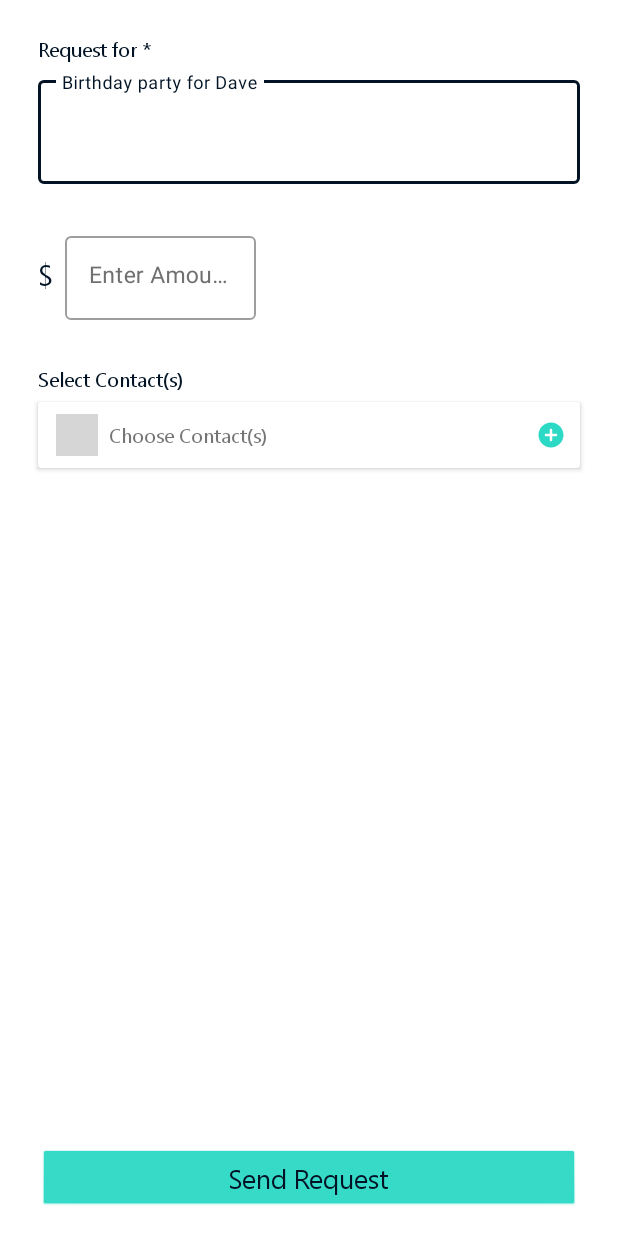
After one commit to elizabethadegbaju/QuikPay, an Android app: the fragment RequestPoolFragment shown on its own in the app's theme, on a phone screen of 412 x 824 dp. The commit adds this screen. Run offline under Robolectric (Android 15) with nearby library versions, the phone set to English and light mode, and no system bars; our stand-ins replace data binding; libraries missing offline, so code that uses them is left out: org.kodein.di; 5 statements that could not run were skipped; grey boxes are pictures that could not be loaded.

Commit message:
feat: Create "Pool" without participants selection
Signed-off-by: Elizabeth Adegbaju <adeotunadegbaju@gmail.com>

```diff
--- a/app/src/main/java/com/example/quikpay/GodActivity.kt
+++ b/app/src/main/java/com/example/quikpay/GodActivity.kt
@@ -25,6 +25,7 @@ import com.google.android.material.bottomnavigation.BottomNavigationView
 import com.google.android.material.navigation.NavigationView
 import kotlinx.android.synthetic.main.activity_god.*
 import kotlinx.android.synthetic.main.app_bar_god.view.*
+import kotlinx.android.synthetic.main.god_bottom_nav_view.view.*
 import org.kodein.di.KodeinAware
 import org.kodein.di.android.kodein
 import org.kodein.di.generic.instance
@@ -78,6 +79,7 @@ class GodActivity : AppCompatActivity(), ProgressListener, KodeinAware {
 
         val drawerLayout: DrawerLayout = binding.drawerLayout
         val navView: NavigationView = binding.navView
+        val bottomNavView = binding.root.bottom_nav_view
         val navController = findNavController(R.id.nav_host_fragment)
 
         appBarConfiguration = AppBarConfiguration(
@@ -88,7 +90,7 @@ class GodActivity : AppCompatActivity(), ProgressListener, KodeinAware {
 
         setupActionBarWithNavController(navController, appBarConfiguration)
         navView.setupWithNavController(navController)
-//        bottomNavView.setupWithNavController(navController)
+        bottomNavView.setupWithNavController(navController)
 //        bottomNavView.setOnNavigationItemSelectedListener(onNavigationItemSelectedListener)
     }
 
--- a/app/src/main/java/com/example/quikpay/QuikPayApplication.kt
+++ b/app/src/main/java/com/example/quikpay/QuikPayApplication.kt
@@ -2,12 +2,14 @@ package com.example.quikpay
 
 import android.app.Application
 import com.example.quikpay.data.repositories.GeneralRepository
+import com.example.quikpay.data.repositories.PoolRepository
 import com.example.quikpay.data.repositories.TransactionRepository
 import com.example.quikpay.data.repositories.UserRepository
 import com.example.quikpay.data.repositories.firebase.FirebaseSource
 import com.example.quikpay.ui.authentication.AuthViewModelFactory
 import com.example.quikpay.ui.editprofile.EditProfileViewModelFactory
 import com.example.quikpay.ui.home.HomeViewModelFactory
+import com.example.quikpay.ui.pool.PoolViewModelFactory
 import com.example.quikpay.ui.reportissue.ReportIssueViewModelFactory
 import org.kodein.di.Kodein
 import org.kodein.di.KodeinAware
@@ -35,11 +37,14 @@ class QuikPayApplication : Application(), KodeinAware {
         bind() from singleton { UserRepository(instance()) }
         bind() from singleton { GeneralRepository(instance()) }
         bind() from singleton { TransactionRepository(instance()) }
+        bind() from singleton { PoolRepository(instance()) }
+
         bind() from provider { AuthViewModelFactory(instance()) }
         bind() from provider { GodViewModelFactory(instance()) }
         bind() from provider { EditProfileViewModelFactory(instance()) }
         bind() from provider { ReportIssueViewModelFactory(instance()) }
         bind() from provider { HomeViewModelFactory(instance()) }
+        bind() from provider { PoolViewModelFactory(instance()) }
 
     }
 }
--- a/app/src/main/java/com/example/quikpay/ui/home/TransactionFragment.kt
+++ b/app/src/main/java/com/example/quikpay/ui/home/TransactionFragment.kt
@@ -20,7 +20,7 @@ import org.kodein.di.generic.instance
 
 
 /**
- * A fragment representing a list of Items.
+ * A fragment representing a list of transactions.
  */
 class TransactionFragment : Fragment(), KodeinAware {
 
--- /dev/null
+++ b/app/src/main/res/drawable/edit_text_state_colors_light.xml
@@ -0,0 +1,5 @@
+<?xml version="1.0" encoding="utf-8"?>
+<selector xmlns:android="http://schemas.android.com/apk/res/android">
+    <item android:color="@color/colorAccent" android:state_focused="true" />
+    <item android:color="@color/grey" />
+</selector>
--- /dev/null
+++ b/app/src/main/res/drawable/ic_round_add_circle_24.xml
@@ -0,0 +1,10 @@
+<vector xmlns:android="http://schemas.android.com/apk/res/android"
+    android:width="24dp"
+    android:height="24dp"
+    android:viewportWidth="24"
+    android:viewportHeight="24"
+    android:tint="?attr/colorControlNormal">
+    <path
+        android:fillColor="@android:color/white"
+        android:pathData="M12,2C6.48,2 2,6.48 2,12s4.48,10 10,10 10,-4.48 10,-10S17.52,2 12,2zM16,13h-3v3c0,0.55 -0.45,1 -1,1s-1,-0.45 -1,-1v-3L8,13c-0.55,0 -1,-0.45 -1,-1s0.45,-1 1,-1h3L11,8c0,-0.55 0.45,-1 1,-1s1,0.45 1,1v3h3c0.55,0 1,0.45 1,1s-0.45,1 -1,1z" />
+</vector>
--- a/app/src/main/res/layout/content_god.xml
+++ b/app/src/main/res/layout/content_god.xml
@@ -12,6 +12,7 @@
         android:name="androidx.navigation.fragment.NavHostFragment"
         android:layout_width="match_parent"
         android:layout_height="match_parent"
+        android:layout_marginBottom="60dp"
         app:defaultNavHost="true"
         app:layout_constraintLeft_toLeftOf="parent"
         app:layout_constraintRight_toRightOf="parent"
--- /dev/null
+++ b/app/src/main/res/layout/fragment_request_pool.xml
@@ -0,0 +1,176 @@
+<?xml version="1.0" encoding="utf-8"?>
+<layout xmlns:android="http://schemas.android.com/apk/res/android"
+    xmlns:app="http://schemas.android.com/apk/res-auto"
+    xmlns:tools="http://schemas.android.com/tools">
+
+    <data>
+
+        <variable
+            name="poolViewModel"
+            type="com.example.quikpay.ui.pool.PoolViewModel" />
+
+    </data>
+
+    <androidx.constraintlayout.widget.ConstraintLayout
+        android:id="@+id/constraintRequestPool"
+        android:layout_width="match_parent"
+        android:layout_height="match_parent"
+        tools:context=".ui.pool.RequestPoolFragment">
+
+        <TextView
+            android:id="@+id/textView14"
+            android:layout_width="wrap_content"
+            android:layout_height="wrap_content"
+            android:layout_marginStart="25dp"
+            android:layout_marginTop="23dp"
+            android:text="Request for *"
+            android:textColor="@color/colorPrimary"
+            android:textSize="13sp"
+            app:layout_constraintStart_toStartOf="parent"
+            app:layout_constraintTop_toTopOf="parent" />
+
+        <com.google.android.material.textfield.TextInputLayout
+            android:id="@+id/edit_text_description"
+            style="@style/Widget.MaterialComponents.TextInputLayout.OutlinedBox"
+            android:layout_width="0dp"
+            android:layout_height="wrap_content"
+            android:layout_marginStart="25dp"
+            android:layout_marginTop="6dp"
+            android:layout_marginEnd="25dp"
+            android:elevation="@dimen/elevation_normal"
+            android:textColorHint="@color/grey"
+            app:hintTextColor="@color/colorPrimary"
+            app:layout_constraintEnd_toEndOf="parent"
+            app:layout_constraintStart_toStartOf="parent"
+            app:layout_constraintTop_toBottomOf="@+id/textView14">
+
+            <com.google.android.material.textfield.TextInputEditText
+                android:id="@+id/text_description"
+                android:layout_width="match_parent"
+                android:layout_height="match_parent"
+                android:gravity="start|top"
+                android:hint="Birthday party for Dave"
+                android:inputType="textMultiLine"
+                android:lines="2"
+                android:text="@{poolViewModel.description}"
+                android:textSize="13sp" />
+        </com.google.android.material.textfield.TextInputLayout>
+
+        <TextView
+            android:id="@+id/textView15"
+            android:layout_width="wrap_content"
+            android:layout_height="wrap_content"
+            android:layout_marginTop="46dp"
+            android:text="$"
+            android:textColor="@color/colorPrimary"
+            android:textSize="20sp"
+            app:layout_constraintStart_toStartOf="@+id/edit_text_description"
+            app:layout_constraintTop_toBottomOf="@+id/edit_text_description" />
+
+        <com.google.android.material.textfield.TextInputLayout
+            android:id="@+id/edit_text_target"
+            style="@style/Widget.MaterialComponents.TextInputLayout.OutlinedBox"
+            android:layout_width="wrap_content"
+            android:layout_height="wrap_content"
+            android:layout_marginStart="7dp"
+            android:elevation="@dimen/elevation_normal"
+            android:textColorHint="@color/grey"
+            app:hintTextColor="@color/colorPrimary"
+            app:layout_constraintBottom_toBottomOf="@+id/textView15"
+            app:layout_constraintStart_toEndOf="@+id/textView15"
+            app:layout_constraintTop_toTopOf="@+id/textView15">
+
+            <com.google.android.material.textfield.TextInputEditText
+                android:id="@+id/text_target"
+                android:layout_width="127dp"
+                android:layout_height="wrap_content"
+                android:gravity="start|top"
+                android:hint="Enter Amount"
+                android:inputType="numberDecimal"
+                android:text="@{poolViewModel.target.toString()}"
+                android:textSize="15sp" />
+        </com.google.android.material.textfield.TextInputLayout>
+
+        <TextView
+            android:id="@+id/textView16"
+            android:layout_width="wrap_content"
+            android:layout_height="wrap_content"
+            android:layout_marginTop="30dp"
+            android:text="Select Contact(s)"
+            android:textColor="@color/colorPrimary"
+            android:textSize="13sp"
+            app:layout_constraintStart_toStartOf="@+id/textView15"
+            app:layout_constraintTop_toBottomOf="@+id/edit_text_target" />
+
+        <androidx.cardview.widget.CardView
+            android:id="@+id/cardView"
+            android:layout_width="0dp"
+            android:layout_height="wrap_content"
+            android:layout_marginTop="6dp"
+            app:layout_constraintEnd_toEndOf="@+id/edit_text_description"
+            app:layout_constraintStart_toStartOf="@+id/textView16"
+            app:layout_constraintTop_toBottomOf="@+id/textView16">
+
+            <androidx.constraintlayout.widget.ConstraintLayout
+                android:layout_width="match_parent"
+                android:layout_height="wrap_content">
+
+                <ImageView
+                    android:id="@+id/imageView15"
+                    android:layout_width="28dp"
+                    android:layout_height="28dp"
+                    android:layout_marginStart="12dp"
+                    android:layout_marginTop="8dp"
+                    android:layout_marginBottom="8dp"
+                    android:src="@drawable/ic_round_person_24"
+                    android:tint="#8D99A8"
+                    app:layout_constraintBottom_toBottomOf="parent"
+                    app:layout_constraintStart_toStartOf="parent"
+                    app:layout_constraintTop_toTopOf="parent" />
+
+                <TextView
+                    android:id="@+id/textView18"
+                    android:layout_width="wrap_content"
+                    android:layout_height="wrap_content"
+                    android:layout_marginStart="7dp"
+                    android:text="Choose Contact(s)"
+                    android:textSize="13sp"
+                    app:layout_constraintBottom_toBottomOf="parent"
+                    app:layout_constraintStart_toEndOf="@+id/imageView15"
+                    app:layout_constraintTop_toTopOf="parent" />
+
+                <ImageView
+                    android:id="@+id/imageView16"
+                    android:layout_width="20dp"
+                    android:layout_height="20dp"
+                    android:layout_marginEnd="9dp"
+                    android:src="@drawable/ic_round_add_circle_24"
+                    android:tint="@color/colorAccent"
+                    app:layout_constraintBottom_toBottomOf="parent"
+                    app:layout_constraintEnd_toEndOf="parent"
+                    app:layout_constraintTop_toTopOf="parent" />
+            </androidx.constraintlayout.widget.ConstraintLayout>
+        </androidx.cardview.widget.CardView>
+
+        <Button
+            android:id="@+id/button2"
+            android:layout_width="0dp"
+            android:layout_height="42dp"
+            android:layout_marginBottom="16dp"
+            android:onClick="@{()->poolViewModel.startCreatePool()}"
+            android:text="Send Request"
+            app:layout_constraintBottom_toBottomOf="parent"
+            app:layout_constraintEnd_toEndOf="@+id/cardView"
+            app:layout_constraintStart_toStartOf="@+id/cardView" />
+
+        <ProgressBar
+            android:id="@+id/progressbar"
+            android:layout_width="wrap_content"
+            android:layout_height="wrap_content"
+            android:visibility="gone"
+            app:layout_constraintBottom_toBottomOf="parent"
+            app:layout_constraintEnd_toEndOf="parent"
+            app:layout_constraintStart_toStartOf="parent"
+            app:layout_constraintTop_toTopOf="parent" />
+    </androidx.constraintlayout.widget.ConstraintLayout>
+</layout>
--- a/app/src/main/res/navigation/god_navigation.xml
+++ b/app/src/main/res/navigation/god_navigation.xml
@@ -29,6 +29,11 @@
         tools:layout="@layout/fragment_history" />
 
     <!--    Bottom Navigation -->
+    <fragment
+        android:id="@+id/nav_pool"
+        android:name="com.example.quikpay.ui.pool.PoolFragment"
+        android:label="Pool"
+        tools:layout="@layout/fragment_pool" />
 
 
 </navigation>
--- a/app/src/main/res/values/dimens.xml
+++ b/app/src/main/res/values/dimens.xml
@@ -6,4 +6,5 @@
     <dimen name="nav_header_height">176dp</dimen>
     <dimen name="fab_margin">16dp</dimen>
     <dimen name="text_margin">16dp</dimen>
+    <dimen name="elevation_normal">2dp</dimen>
 </resources>
--- a/app/src/main/res/values/strings.xml
+++ b/app/src/main/res/values/strings.xml
@@ -61,4 +61,7 @@
     <string name="var_reference_no">Ref. No: %1$s</string>
     <string name="var_amount_whole">$ %1$s.</string>
     <string name="view_older">View Older</string>
+    <string name="tab_request">Request</string>
+    <string name="tab_pending">Pending</string>
+    <string name="tab_open_pools">Open Pools</string>
 </resources>
```
Also changed, not shown: app/src/main/java/com/example/quikpay/data/models/Pool.kt (added, +12 -0 lines), app/src/main/java/com/example/quikpay/data/repositories/PoolRepository.kt (added, +8 -0 lines), app/src/main/java/com/example/quikpay/data/repositories/firebase/FirebaseSource.kt (+22 -0 lines), app/src/main/java/com/example/quikpay/ui/home/TransactionsViewAdapter.kt (+12 -5 lines), app/src/main/java/com/example/quikpay/ui/pool/PoolFragment.kt (added, +39 -0 lines), app/src/main/java/com/example/quikpay/ui/pool/PoolViewModel.kt (added, +62 -0 lines), app/src/main/java/com/example/quikpay/ui/pool/PoolViewModelFactory.kt (added, +16 -0 lines), app/src/main/java/com/example/quikpay/ui/pool/RequestPoolFragment.kt (added, +83 -0 lines), app/src/main/java/com/example/quikpay/ui/pool/ViewPagerAdapter.kt (added, +39 -0 lines), app/src/main/res/layout/fragment_pool.xml (added, +44 -0 lines).
